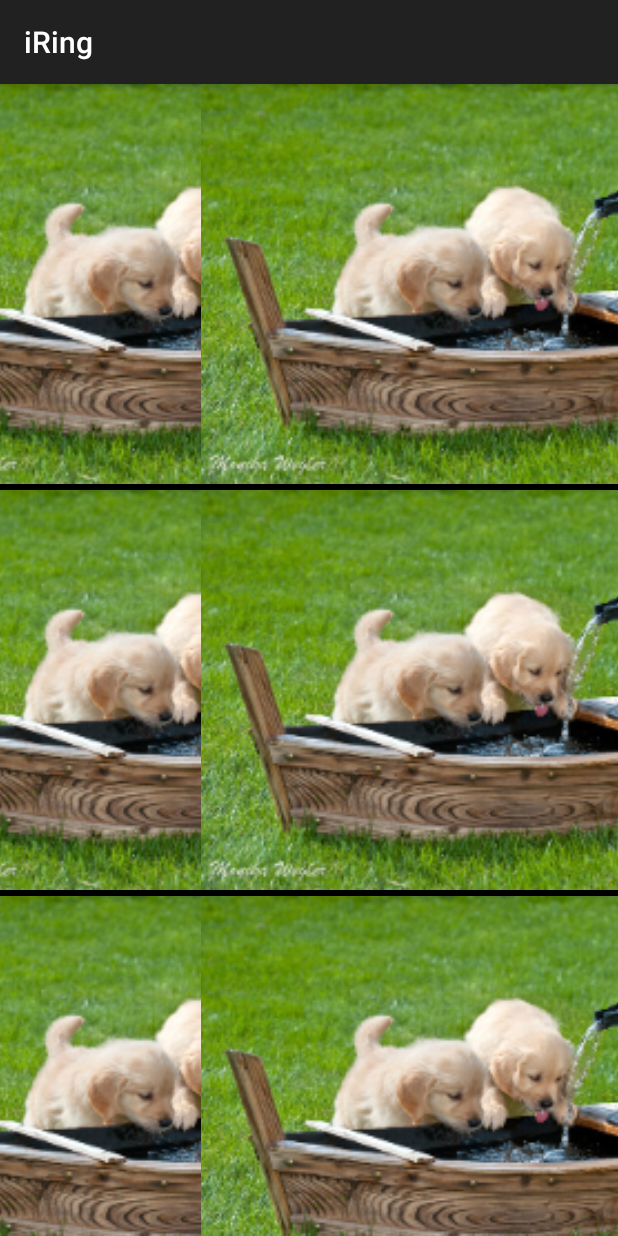
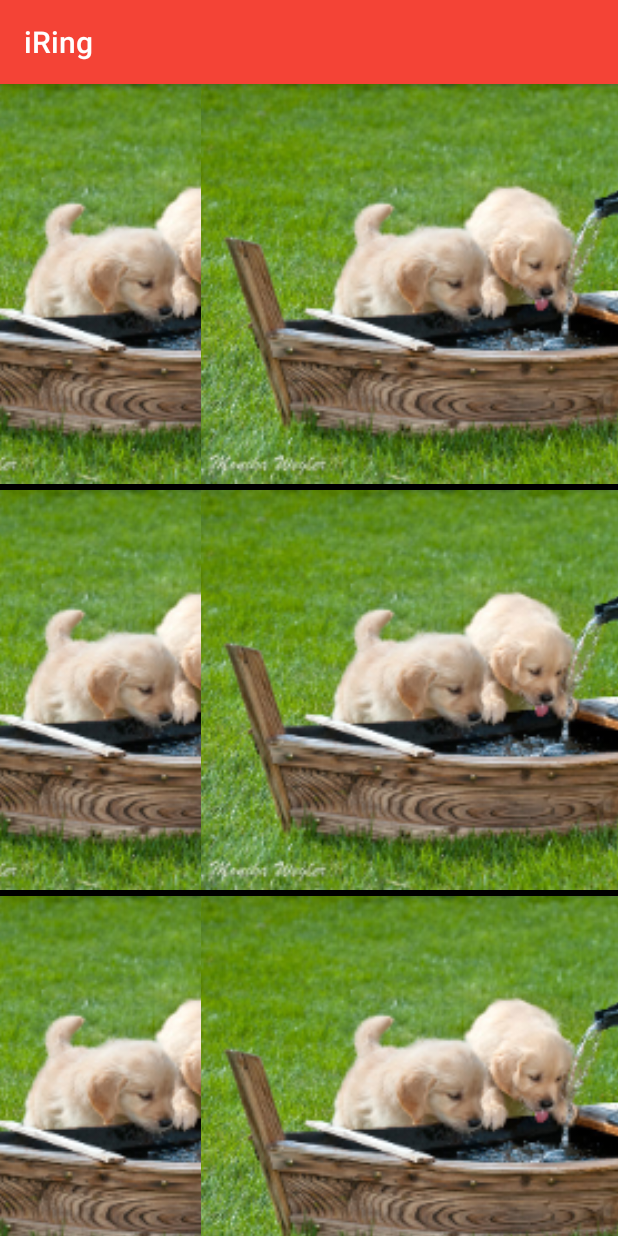
Before and after one commit to pkpio/iRing, an Android app: the screen it shows after launch (MainActivity), on a phone screen of 412 x 824 dp. Run offline under Robolectric (Android 15) with nearby library versions, the phone set to English and light mode, and no system bars; libraries missing offline, so code that uses them is left out: com.astuetz, fi.iki.elonen; plain views replace PagerSlidingTabStrip; 3 statements that could not run were skipped.

Commit message:
Theme updated

```diff
--- a/android/app/src/main/res/values/colors.xml
+++ b/android/app/src/main/res/values/colors.xml
@@ -1,4 +1,6 @@
 <?xml version="1.0" encoding="utf-8"?>
 <resources>
-
+    <color name="md_pink_500">#E91E63</color>
+    <color name="md_red_500">#F44336</color>
+    <color name="md_indigo_500">#3F51B5</color>
 </resources>
--- a/android/app/src/main/res/values/styles.xml
+++ b/android/app/src/main/res/values/styles.xml
@@ -7,10 +7,10 @@
 
     <!-- ActionBar styles -->
     <style name="MyActionBar" parent="@style/Widget.AppCompat.Light.ActionBar.Solid.Inverse">
-        <!--<item name="android:background">@color/logo_color</item>
+        <item name="android:background">@color/md_red_500</item>
 
-        &lt;!&ndash; Support library compatibility &ndash;&gt;
-        <item name="background">@color/logo_color</item>-->
+        <!-- Support library compatibility -->
+        <item name="background">@color/md_red_500</item>
     </style>
 
 </resources>
```
